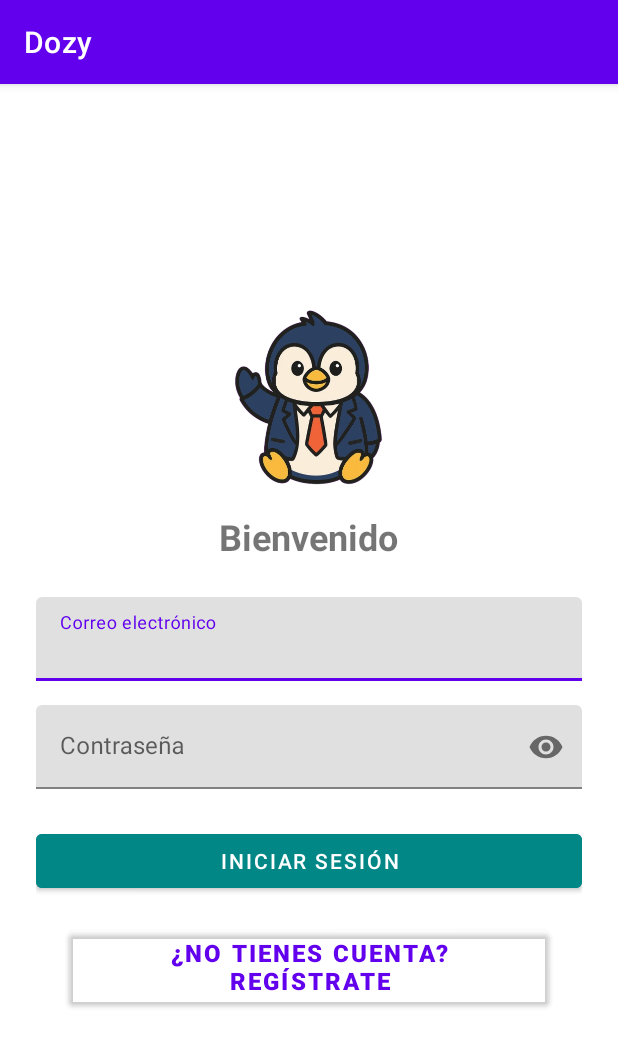
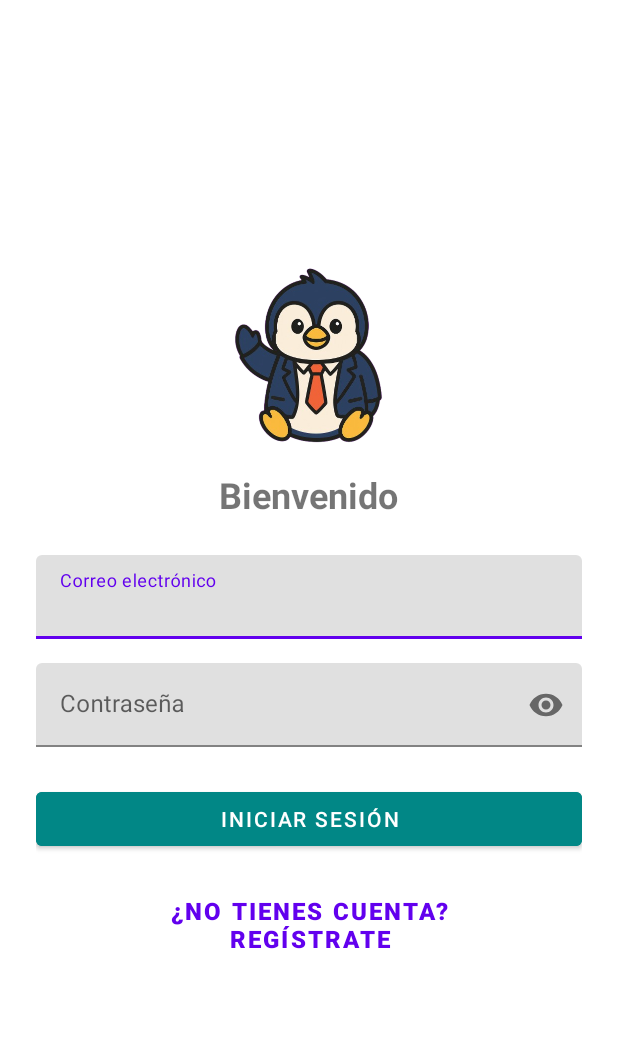
Before and after one commit to 06-Benjamin-V/Dozy, an Android app: the screen it shows after launch (LoginActivity), on a phone screen of 412 x 824 dp. Shown: the top 1047 px of the screen. Run offline under Robolectric (Android 15) with nearby library versions, the phone set to English and light mode, and no system bars; our stand-ins replace Firebase (no records; nobody signed in at launch, a user with empty details on screens opened directly).

Commit message:
Corrected details, some visuals and changed themes

```diff
--- a/app/src/main/res/layout/activity_login.xml
+++ b/app/src/main/res/layout/activity_login.xml
@@ -75,7 +75,8 @@
                 android:layout_height="wrap_content"
                 android:text="Iniciar Sesión"
                 android:backgroundTint="@color/teal_700"
-                android:textColor="@android:color/white" />
+                android:textColor="@android:color/white"
+        />
 
         <!-- Link a registro -->
         <Button
@@ -87,8 +88,11 @@
                 android:textSize="16sp"
                 android:textStyle="bold"
                 android:layout_marginTop="16dp"
-                android:backgroundTint="@android:color/transparent"
-                android:gravity="center" />
+                android:background="@android:color/transparent"
+                android:elevation="0dp"
+                android:stateListAnimator="@null"
+                android:gravity="center"/>
+
 
     </LinearLayout>
     <FrameLayout
--- a/app/src/main/res/layout/activity_register.xml
+++ b/app/src/main/res/layout/activity_register.xml
@@ -112,12 +112,14 @@
                 android:id="@+id/goToLoginBt"
                 android:layout_width="wrap_content"
                 android:layout_height="wrap_content"
-                android:text="¿tienes cuenta? Inicia sesion"
+                android:text="¿Tienes cuenta? Inicia sesión"
                 android:textColor="@color/purple_500"
                 android:textSize="16sp"
                 android:textStyle="bold"
                 android:layout_marginTop="16dp"
-                android:backgroundTint="@android:color/transparent"
+                android:background="@android:color/transparent"
+                android:elevation="0dp"
+                android:stateListAnimator="@null"
                 android:gravity="center" />
 
     </LinearLayout>
--- a/app/src/main/res/values-night/themes.xml
+++ b/app/src/main/res/values-night/themes.xml
@@ -1,6 +1,6 @@
 <resources xmlns:tools="http://schemas.android.com/tools">
     <!-- Base application theme. -->
-    <style name="Theme.Dozy" parent="Theme.MaterialComponents.DayNight.DarkActionBar">
+    <style name="Theme.Dozy" parent="Theme.MaterialComponents.DayNight.NoActionBar">
         <!-- Primary brand color. -->
         <item name="colorPrimary">@color/purple_200</item>
         <item name="colorPrimaryVariant">@color/purple_700</item>
--- a/app/src/main/res/values/themes.xml
+++ b/app/src/main/res/values/themes.xml
@@ -1,6 +1,6 @@
 <resources xmlns:tools="http://schemas.android.com/tools">
     <!-- Base application theme. -->
-    <style name="Theme.Dozy" parent="Theme.MaterialComponents.DayNight.DarkActionBar">
+    <style name="Theme.Dozy" parent="Theme.MaterialComponents.DayNight.NoActionBar">
         <!-- Primary brand color. -->
         <item name="colorPrimary">@color/purple_500</item>
         <item name="colorPrimaryVariant">@color/purple_700</item>
```
Also changed, not shown: 1 other file.
